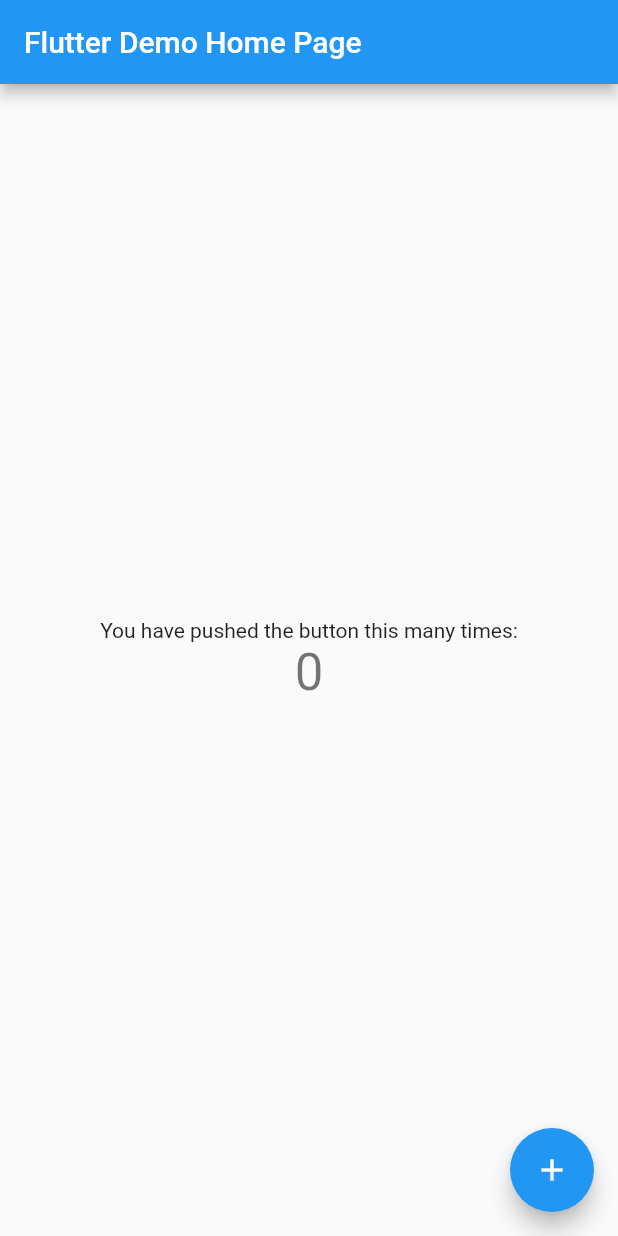
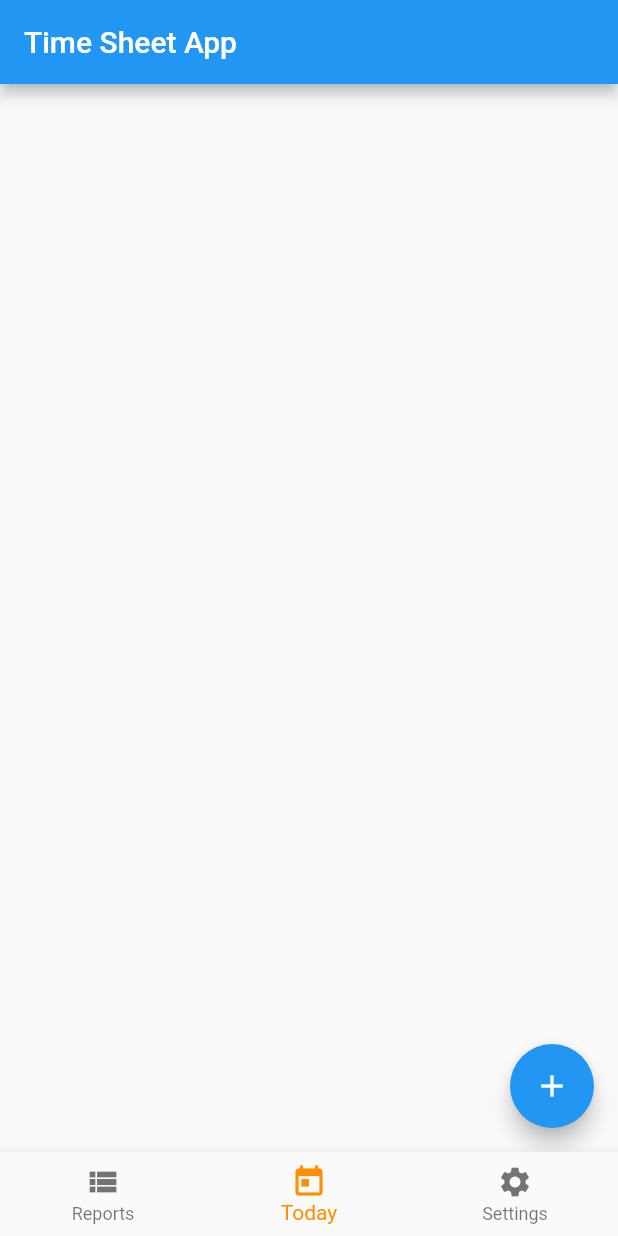
Before and after one commit to erickm32/time_sheet_mobile, a Flutter app: the screen it shows after launch, on a phone screen of 412 x 824 dp. Run offline on Flutter 3.47's test engine with Material 2 defaults, Android fonts, the phone set to English and light mode, and no system bars.

```diff
--- a/lib/main.dart
+++ b/lib/main.dart
@@ -1,42 +1,23 @@
 import 'package:flutter/material.dart';
+import 'package:time_sheet_mobile/screens/home_screen.dart';
 
-void main() => runApp(MyApp());
+void main() => runApp(TimeSheetApp());
 
-class MyApp extends StatelessWidget {
-  // This widget is the root of your application.
+class TimeSheetApp extends StatelessWidget {
   @override
   Widget build(BuildContext context) {
     return MaterialApp(
       title: 'Flutter Demo',
       theme: ThemeData(
-        // This is the theme of your application.
-        //
-        // Try running your application with "flutter run". You'll see the
-        // application has a blue toolbar. Then, without quitting the app, try
-        // changing the primarySwatch below to Colors.green and then invoke
-        // "hot reload" (press "r" in the console where you ran "flutter run",
-        // or simply save your changes to "hot reload" in a Flutter IDE).
-        // Notice that the counter didn't reset back to zero; the application
-        // is not restarted.
         primarySwatch: Colors.blue,
       ),
-      home: MyHomePage(title: 'Flutter Demo Home Page'),
+      home: MyHomePage(title: 'Time Sheet App'),
     );
   }
 }
 
 class MyHomePage extends StatefulWidget {
   MyHomePage({Key key, this.title}) : super(key: key);
-
-  // This widget is the home page of your application. It is stateful, meaning
-  // that it has a State object (defined below) that contains fields that affect
-  // how it looks.
-
-  // This class is the configuration for the state. It holds the values (in this
-  // case the title) provided by the parent (in this case the App widget) and
-  // used by the build method of the State. Fields in a Widget subclass are
-  // always marked "final".
-
   final String title;
 
   @override
@@ -44,68 +25,56 @@ class MyHomePage extends StatefulWidget {
 }
 
 class _MyHomePageState extends State<MyHomePage> {
-  int _counter = 0;
+  int _selectedIndex = 1;
+  static const TextStyle optionStyle =
+      TextStyle(fontSize: 30, fontWeight: FontWeight.bold);
+  static List<Widget> _widgetOptions = <Widget>[ // const ?
+    Text(
+      'All registered days',
+      style: optionStyle,
+    ),
+    HomePage(optionStyle: optionStyle),
+    Text(
+      'Settings',
+      style: optionStyle,
+    ),
+  ];
 
-  void _incrementCounter() {
+  void _onItemTapped(int index) {
     setState(() {
-      // This call to setState tells the Flutter framework that something has
-      // changed in this State, which causes it to rerun the build method below
-      // so that the display can reflect the updated values. If we changed
-      // _counter without calling setState(), then the build method would not be
-      // called again, and so nothing would appear to happen.
-      _counter++;
+      _selectedIndex = index;
     });
   }
 
   @override
   Widget build(BuildContext context) {
-    // This method is rerun every time setState is called, for instance as done
-    // by the _incrementCounter method above.
-    //
-    // The Flutter framework has been optimized to make rerunning build methods
-    // fast, so that you can just rebuild anything that needs updating rather
-    // than having to individually change instances of widgets.
     return Scaffold(
       appBar: AppBar(
-        // Here we take the value from the MyHomePage object that was created by
-        // the App.build method, and use it to set our appbar title.
         title: Text(widget.title),
       ),
       body: Center(
-        // Center is a layout widget. It takes a single child and positions it
-        // in the middle of the parent.
-        child: Column(
-          // Column is also a layout widget. It takes a list of children and
-          // arranges them vertically. By default, it sizes itself to fit its
-          // children horizontally, and tries to be as tall as its parent.
-          //
-          // Invoke "debug painting" (press "p" in the console, choose the
-          // "Toggle Debug Paint" action from the Flutter Inspector in Android
-          // Studio, or the "Toggle Debug Paint" command in Visual Studio Code)
-          // to see the wireframe for each widget.
-          //
-          // Column has various properties to control how it sizes itself and
-          // how it positions its children. Here we use mainAxisAlignment to
-          // center the children vertically; the main axis here is the vertical
-          // axis because Columns are vertical (the cross axis would be
-          // horizontal).
-          mainAxisAlignment: MainAxisAlignment.center,
-          children: <Widget>[
-            Text(
-              'You have pushed the button this many times:',
-            ),
-            Text(
-              '$_counter',
-              style: Theme.of(context).textTheme.display1,
-            ),
-          ],
-        ),
+        child: _widgetOptions.elementAt(_selectedIndex),
       ),
-      floatingActionButton: FloatingActionButton(
-        onPressed: _incrementCounter,
-        tooltip: 'Increment',
-        child: Icon(Icons.add),
-      ), // This trailing comma makes auto-formatting nicer for build methods.
+      bottomNavigationBar: BottomNavigationBar(
+        items: const <BottomNavigationBarItem>[
+          BottomNavigationBarItem(
+            icon: Icon(Icons.view_list),
+            title: Text('Reports'),
+          ),
+          BottomNavigationBarItem(
+            icon: Icon(Icons.today),
+            title: Text('Today'),
+          ),
+          BottomNavigationBarItem(
+            icon: Icon(Icons.settings),
+            title: Text('Settings'),
+          ),
+        ],
+        currentIndex: _selectedIndex,
+        selectedItemColor: Colors.amber[800],
+        onTap: _onItemTapped,
+      ),
+       // This trailing comma makes auto-formatting nicer for build methods.
     );
   }
 }
--- /dev/null
+++ b/lib/screens/home_screen.dart
@@ -0,0 +1,45 @@
+import 'package:flutter/material.dart';
+import 'package:time_sheet_mobile/models/time_sheet.dart';
+
+class HomePage extends StatefulWidget {
+  final TextStyle optionStyle;
+
+  HomePage({this.optionStyle});
+
+  @override
+  _HomePageState createState() => _HomePageState();
+}
+
+class _HomePageState extends State<HomePage> {
+  final List<TimeOfDay> times = [];
+  @override
+  Widget build(BuildContext context) {
+    return Scaffold(
+        body: ListView(
+          children: times.map((f) {
+            return ListTile(
+              title: Text('a'),
+              subtitle: Text(f.toString()),
+              leading: Icon(Icons.access_time),
+            );
+          }).toList(),
+        ),
+        floatingActionButton: FloatingActionButton(
+          onPressed: () {
+            showTimePicker(
+              context: context,
+              initialTime: TimeOfDay.now(),
+            ).then((selectedTime) {
+              debugPrint(selectedTime.toString());
+              setState(() {
+                if (selectedTime != null) {
+                  times.add(selectedTime);
+                }
+              });
+            });
+          },
+          tooltip: 'New shift',
+          child: Icon(Icons.add),
+        ));
+  }
+}
```
Also changed, not shown: lib/models/time_sheet.dart (added, +9 -0 lines), lib/screens/home/form.dart (added, +10 -0 lines), lib/screens/home/list.dart (added, +10 -0 lines), 1 other file.
